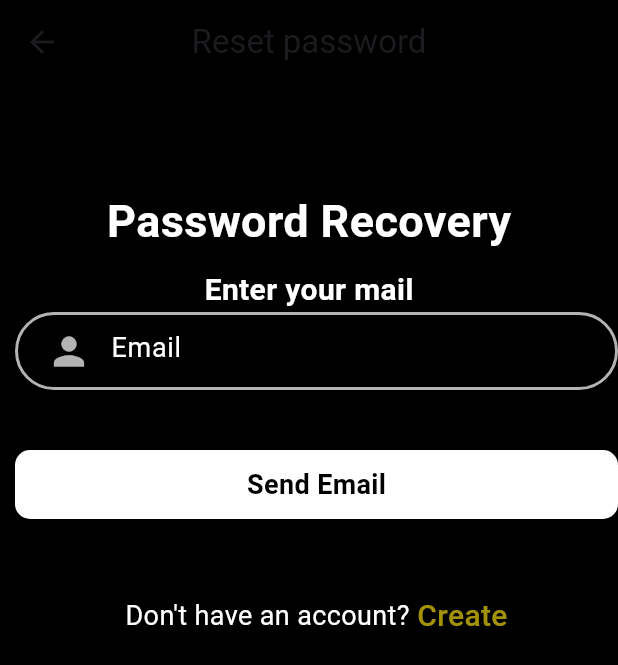
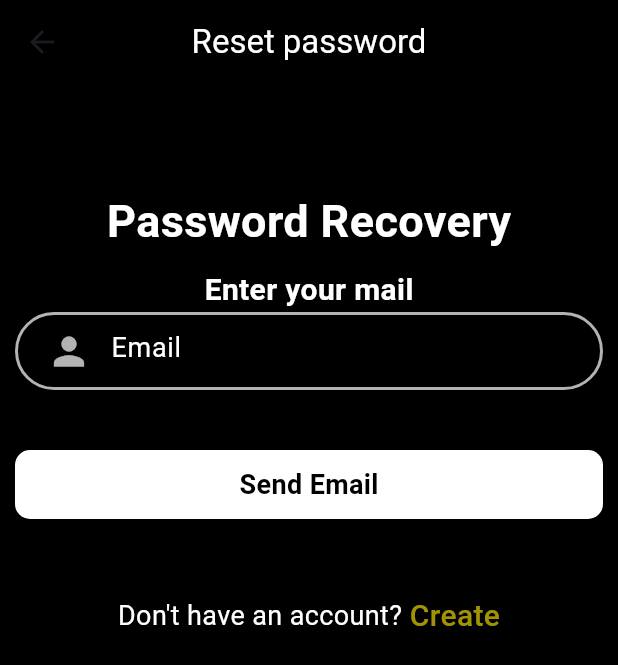
Before and after one commit to chetankush/bazaar-app, a Flutter app: the ForgotPassword screen opened directly, on a phone screen of 412 x 824 dp. Shown: the top 665 px of the screen. Run offline on Flutter 3.47's test engine with Material 3 defaults, Android fonts, the phone set to English and light mode, and no system bars; our stand-ins replace carousel_slider, cloud_firestore, firebase_auth, firebase_core, google_sign_in; missing offline and left inert: the_apple_sign_in; accounts and stored records are empty.

Commit message:
atomic commits

```diff
--- a/lib/forgot_password.dart
+++ b/lib/forgot_password.dart
@@ -39,7 +39,13 @@ class _ForgotPasswordState extends State<ForgotPassword> {
     return Scaffold(
       backgroundColor: Colors.black,
       appBar: AppBar(
-        title: Text("Reset password"),
+        title: Text("Reset password",
+        style: TextStyle(
+          color: Colors.white
+        ),
+          selectionColor: Colors.white,
+        ),
+
         centerTitle: true,
         backgroundColor: Colors.black,
       ),
@@ -73,11 +79,11 @@ class _ForgotPasswordState extends State<ForgotPassword> {
                 child: Form(
                     key: _formkey,
                     child: Padding(
-                      padding: EdgeInsets.only(left: 10.0),
+                      padding: EdgeInsets.only(left: 10.0, right: 10.0),
                       child: ListView(
                         children: [
                           Container(
-                            padding: EdgeInsets.only(left: 10.0),
+                            padding: EdgeInsets.only(left: 10.0, right: 10.0),
                             decoration: BoxDecoration(
                               border:
                               Border.all(color: Colors.white70, width: 2.0),
```
Also changed, not shown: lib/home.dart (+29 -2 lines).
